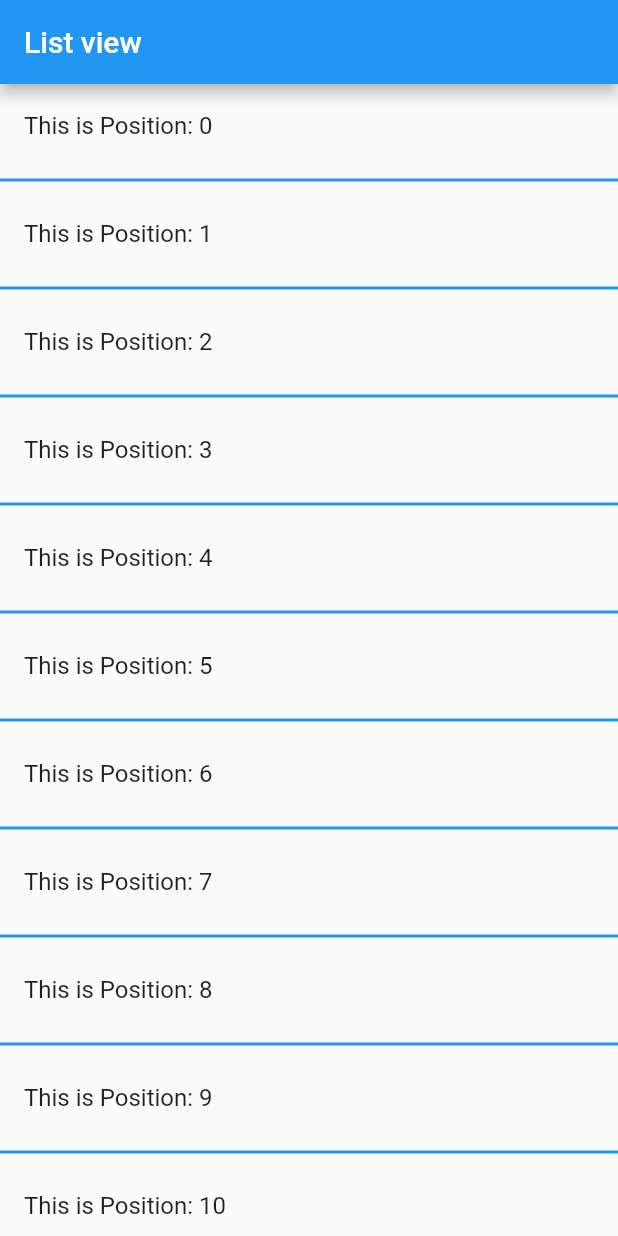
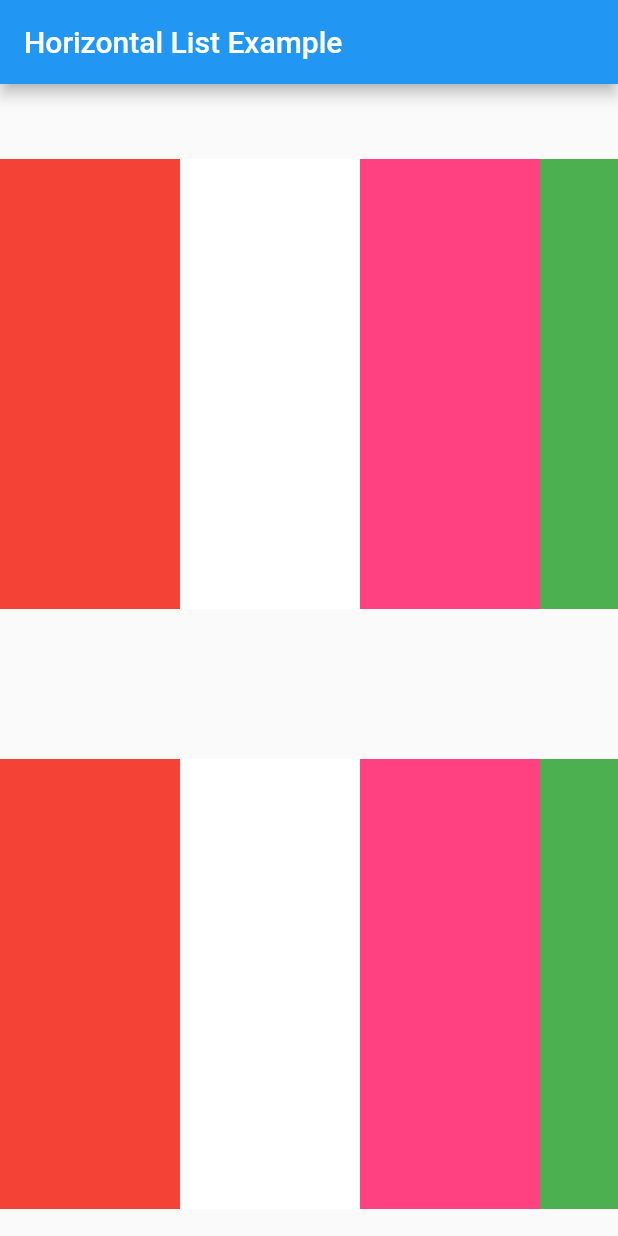
Before and after one commit to phawazzzy/learning-flutter-, a Flutter app: the screen it shows after launch, on a phone screen of 412 x 824 dp. Run offline on Flutter 3.47's test engine with Material 2 defaults, Android fonts, the phone set to English and light mode, and no system bars.

Commit message:
horizontal list

```diff
--- a/lib/main.dart
+++ b/lib/main.dart
@@ -3,27 +3,52 @@ import 'package:flutter/material.dart';
 void main() => runApp(MyApp());
 
 class MyApp extends StatelessWidget {
+  final title = 'Horizontal List Example';
   @override
   Widget build(BuildContext context) {
-    final title = 'List view';
-
     return MaterialApp(
       title: title,
       home: Scaffold(
           appBar: AppBar(
             title: Text(title),
           ),
-          body: ListView.separated(
-              itemCount: 50,
-              separatorBuilder: (BuildContext context, int index) => Divider(
-                    thickness: 2.0,
-                    color: Colors.blue,
+          body: ListView.builder(
+            itemCount: 4,
+            itemBuilder: (context, index) {
+            return Container(
+              margin: EdgeInsets.symmetric(vertical: 50.0),
+              height: 300.0,
+              child: ListView(
+                scrollDirection: Axis.horizontal,
+                children: <Widget>[
+                  Container(
+                    width: 120.0,
+                    color: Colors.red,
                   ),
-              itemBuilder: (context, index) {
-                return ListTile(
-                  title: Text("This is Position: $index"),
-                );
-              })),
+                  Container(
+                    width: 120.0,
+                    color: Colors.white,
+                  ),
+                  Container(
+                    width: 120.0,
+                    color: Colors.pinkAccent,
+                  ),
+                  Container(
+                    width: 120.0,
+                    color: Colors.green,
+                  ),
+                  Container(
+                    width: 120.0,
+                    color: Colors.pink,
+                  ),
+                  Container(
+                    width: 120.0,
+                    color: Colors.lime,
+                  )
+                ],
+              ),
+            );
+          })),
     );
   }
 }
```
